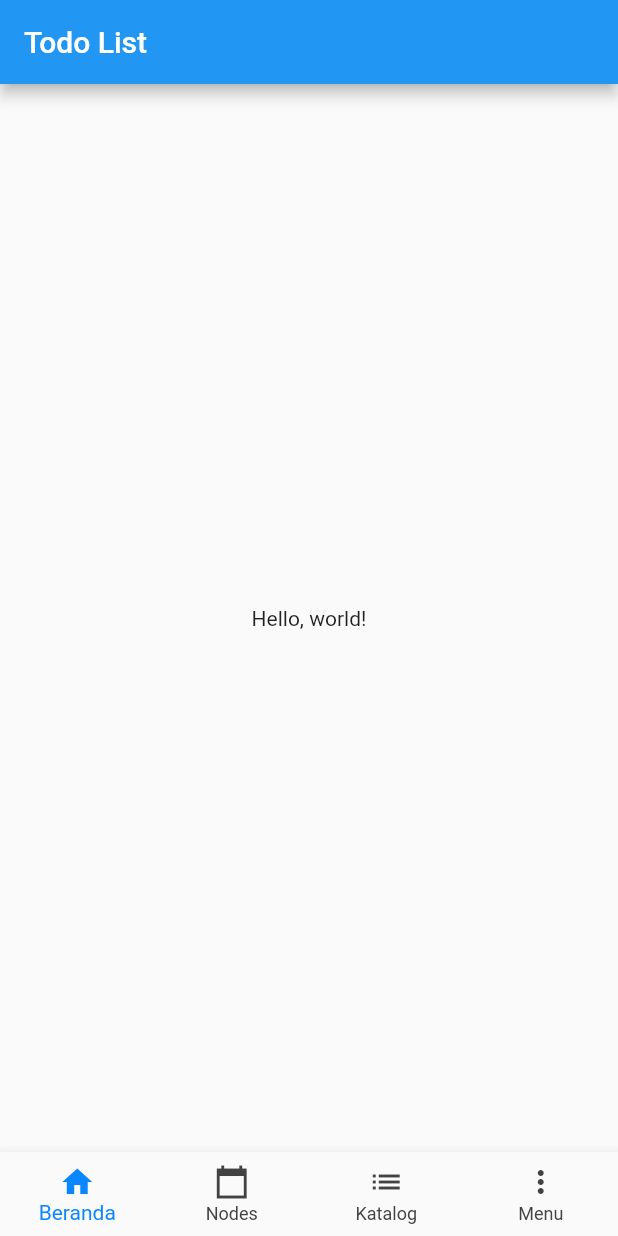
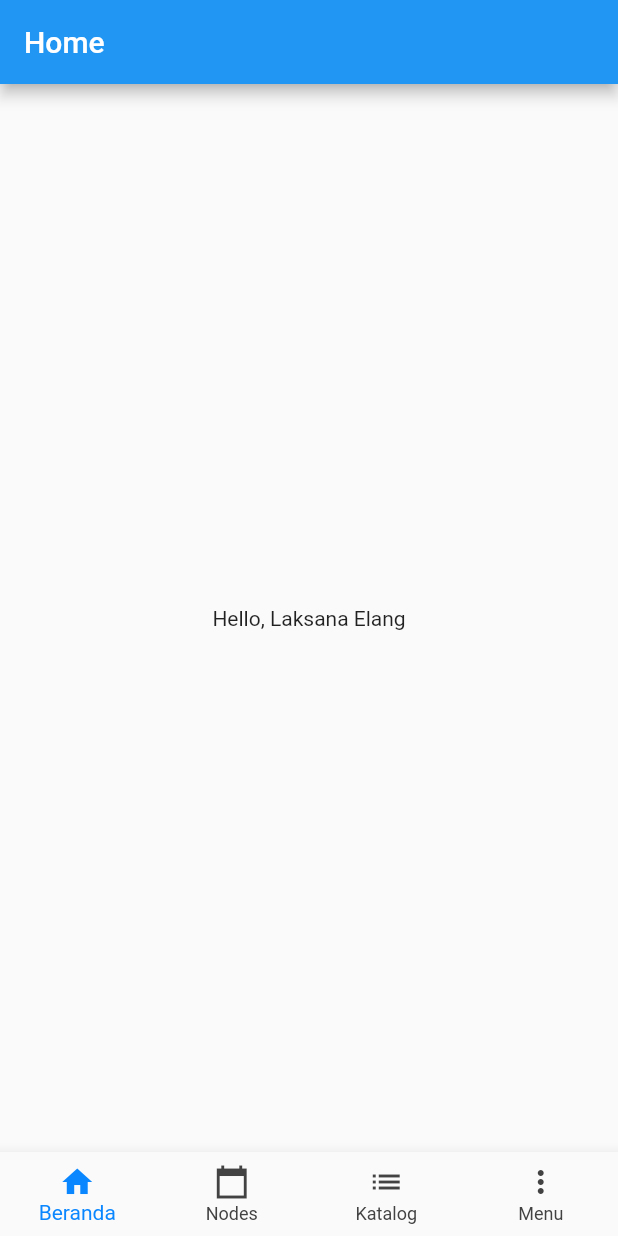
Before and after one commit to nanangtokenku/Flutter-BLOC, a Flutter app: the screen it shows after launch, on a phone screen of 412 x 824 dp. Run offline on Flutter 3.47's test engine with Material 2 defaults, Android fonts, the phone set to English and light mode, and no system bars; our stand-ins replace rxdart.

Commit message:
Update home.dart

```diff
--- a/lib/src/ui/home.dart
+++ b/lib/src/ui/home.dart
@@ -21,10 +21,10 @@ class _HomeState extends State<Home> {
   Widget build(BuildContext context) {
     return Scaffold(
         appBar: AppBar(
-          title: Text("Todo List"),
+          title: Text("Home"),
         ),
         body: Center(
-          child: Text('Hello, world!'),
+          child: Text('Hello, Laksana Elang'),
         ));
   }
 }
```
